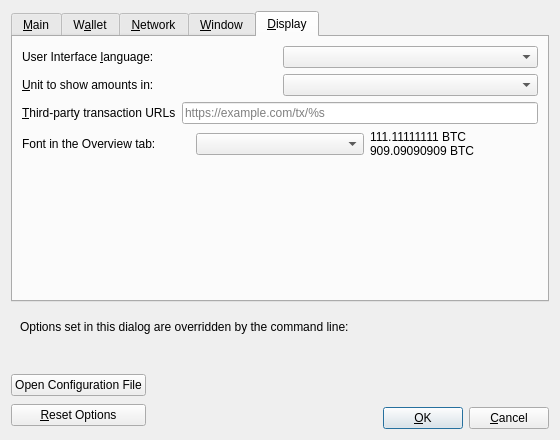
Above: src/qt/forms/optionsdialog.ui from Sugarchain-CI/sugarchain-en before the change. Below: the same form after it.
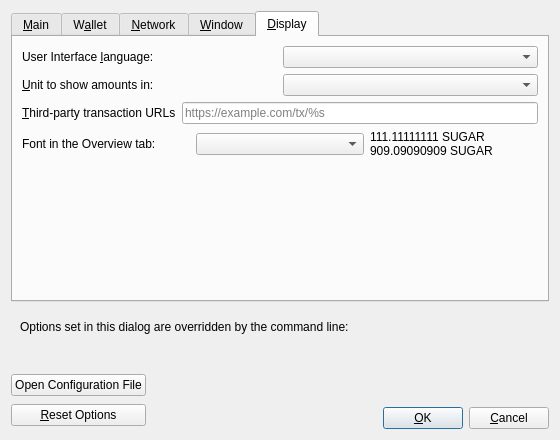
That is the form after the change. The open tabs and pages were chosen to show the change. Custom widgets are drawn as their Qt base class.

Commit message: qt: Display monetary amounts in SUGAR

The edit to the form file:
```diff
--- a/src/qt/forms/optionsdialog.ui
+++ b/src/qt/forms/optionsdialog.ui
@@ -779,8 +779,8 @@
          <item>
           <widget class="QLabel" name="moneyFont_preview">
            <property name="text">
-            <string notr="true">111.11111111 BTC
-909.09090909 BTC</string>
+            <string notr="true">111.11111111 SUGAR
+909.09090909 SUGAR</string>
            </property>
           </widget>
          </item>
```
The commit also changes 14 other files.
